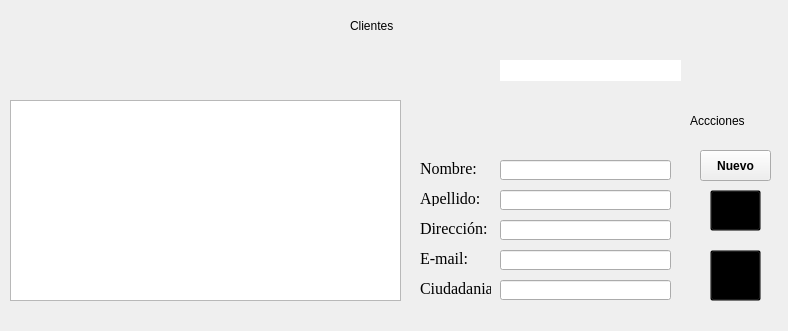
First picture: the form in Sistema_de_Registro_de_Hotel/gui_menu_cliente.ui, repository JeffersonFarCar/Sistema-de-Registro-de-Hotel, before the edit.
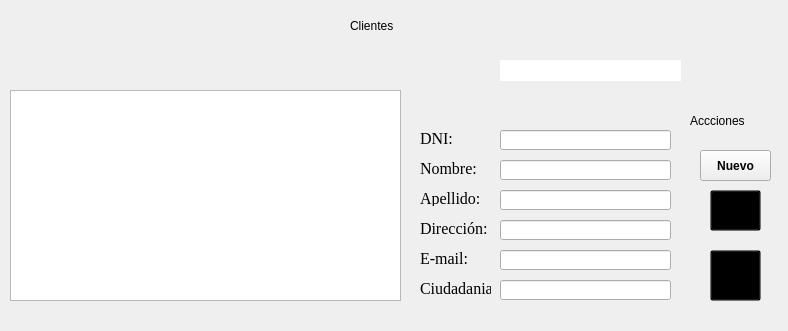
Second picture: the form after the edit. Icons and pictures are not drawn.

Patch:
```diff
--- a/Sistema_de_Registro_de_Hotel/gui_menu_cliente.ui
+++ b/Sistema_de_Registro_de_Hotel/gui_menu_cliente.ui
@@ -229,103 +229,6 @@
     <string>Ciudadania:</string>
    </property>
   </widget>
-  <widget class="QTableWidget" name="tablaMenuC">
-   <property name="enabled">
-    <bool>true</bool>
-   </property>
-   <property name="geometry">
-    <rect>
-     <x>10</x>
-     <y>100</y>
-     <width>391</width>
-     <height>201</height>
-    </rect>
-   </property>
-   <property name="sizePolicy">
-    <sizepolicy hsizetype="Expanding" vsizetype="Expanding">
-     <horstretch>0</horstretch>
-     <verstretch>0</verstretch>
-    </sizepolicy>
-   </property>
-   <property name="maximumSize">
-    <size>
-     <width>16777215</width>
-     <height>16777215</height>
-    </size>
-   </property>
-   <property name="baseSize">
-    <size>
-     <width>0</width>
-     <height>0</height>
-    </size>
-   </property>
-   <property name="frameShape">
-    <enum>QFrame::StyledPanel</enum>
-   </property>
-   <property name="frameShadow">
-    <enum>QFrame::Sunken</enum>
-   </property>
-   <property name="dragEnabled">
-    <bool>false</bool>
-   </property>
-   <property name="showGrid">
-    <bool>true</bool>
-   </property>
-   <property name="sortingEnabled">
-    <bool>false</bool>
-   </property>
-   <property name="wordWrap">
-    <bool>true</bool>
-   </property>
-   <property name="cornerButtonEnabled">
-    <bool>true</bool>
-   </property>
-   <property name="rowCount">
-    <number>0</number>
-   </property>
-   <property name="columnCount">
-    <number>0</number>
-   </property>
-   <attribute name="horizontalHeaderVisible">
-    <bool>true</bool>
-   </attribute>
-   <attribute name="horizontalHeaderCascadingSectionResizes">
-    <bool>false</bool>
-   </attribute>
-   <attribute name="horizontalHeaderMinimumSectionSize">
-    <number>43</number>
-   </attribute>
-   <attribute name="horizontalHeaderDefaultSectionSize">
-    <number>115</number>
-   </attribute>
-   <attribute name="horizontalHeaderHighlightSections">
-    <bool>false</bool>
-   </attribute>
-   <attribute name="horizontalHeaderShowSortIndicator" stdset="0">
-    <bool>true</bool>
-   </attribute>
-   <attribute name="horizontalHeaderStretchLastSection">
-    <bool>false</bool>
-   </attribute>
-   <attribute name="verticalHeaderVisible">
-    <bool>true</bool>
-   </attribute>
-   <attribute name="verticalHeaderCascadingSectionResizes">
-    <bool>false</bool>
-   </attribute>
-   <attribute name="verticalHeaderMinimumSectionSize">
-    <number>23</number>
-   </attribute>
-   <attribute name="verticalHeaderDefaultSectionSize">
-    <number>29</number>
-   </attribute>
-   <attribute name="verticalHeaderShowSortIndicator" stdset="0">
-    <bool>false</bool>
-   </attribute>
-   <attribute name="verticalHeaderStretchLastSection">
-    <bool>false</bool>
-   </attribute>
-  </widget>
   <widget class="QLabel" name="label_5">
    <property name="geometry">
     <rect>
@@ -482,6 +385,47 @@
     </rect>
    </property>
   </widget>
+  <widget class="QLabel" name="label_8">
+   <property name="geometry">
+    <rect>
+     <x>420</x>
+     <y>130</y>
+     <width>61</width>
+     <height>16</height>
+    </rect>
+   </property>
+   <property name="font">
+    <font>
+     <family>Times New Roman</family>
+     <pointsize>12</pointsize>
+     <weight>50</weight>
+     <bold>false</bold>
+    </font>
+   </property>
+   <property name="text">
+    <string>DNI:</string>
+   </property>
+  </widget>
+  <widget class="QLineEdit" name="lineEditDNI">
+   <property name="geometry">
+    <rect>
+     <x>500</x>
+     <y>130</y>
+     <width>171</width>
+     <height>20</height>
+    </rect>
+   </property>
+  </widget>
+  <widget class="QTableWidget" name="newTableC">
+   <property name="geometry">
+    <rect>
+     <x>10</x>
+     <y>90</y>
+     <width>391</width>
+     <height>211</height>
+    </rect>
+   </property>
+  </widget>
  </widget>
  <resources/>
  <connections/>
```
